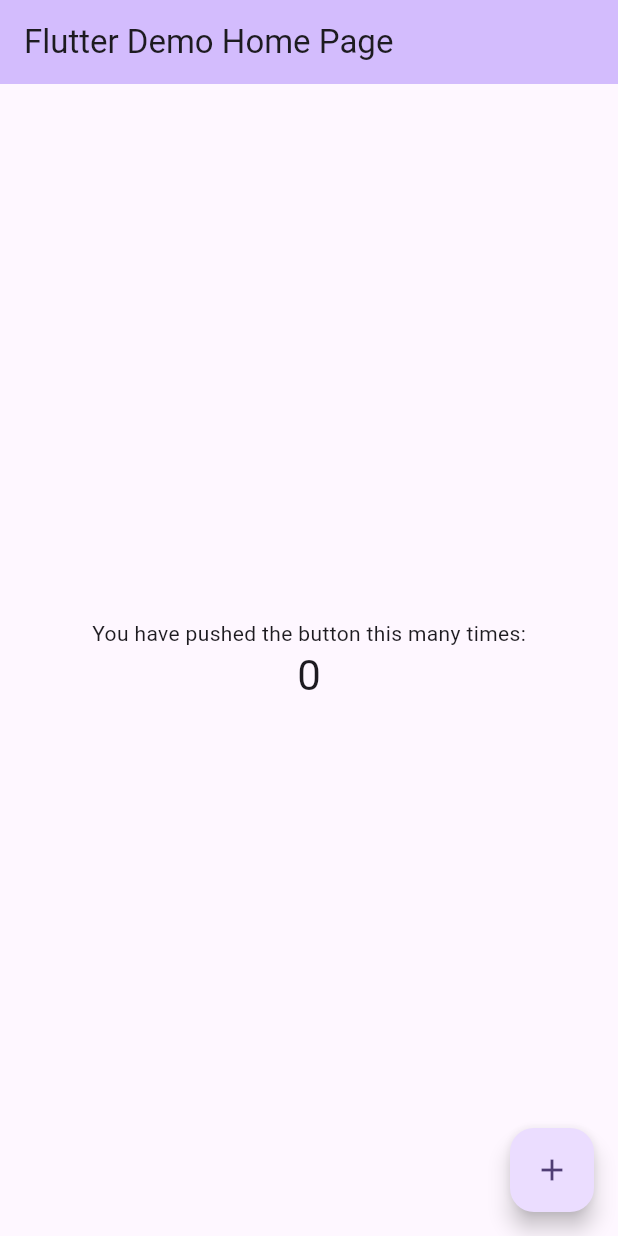
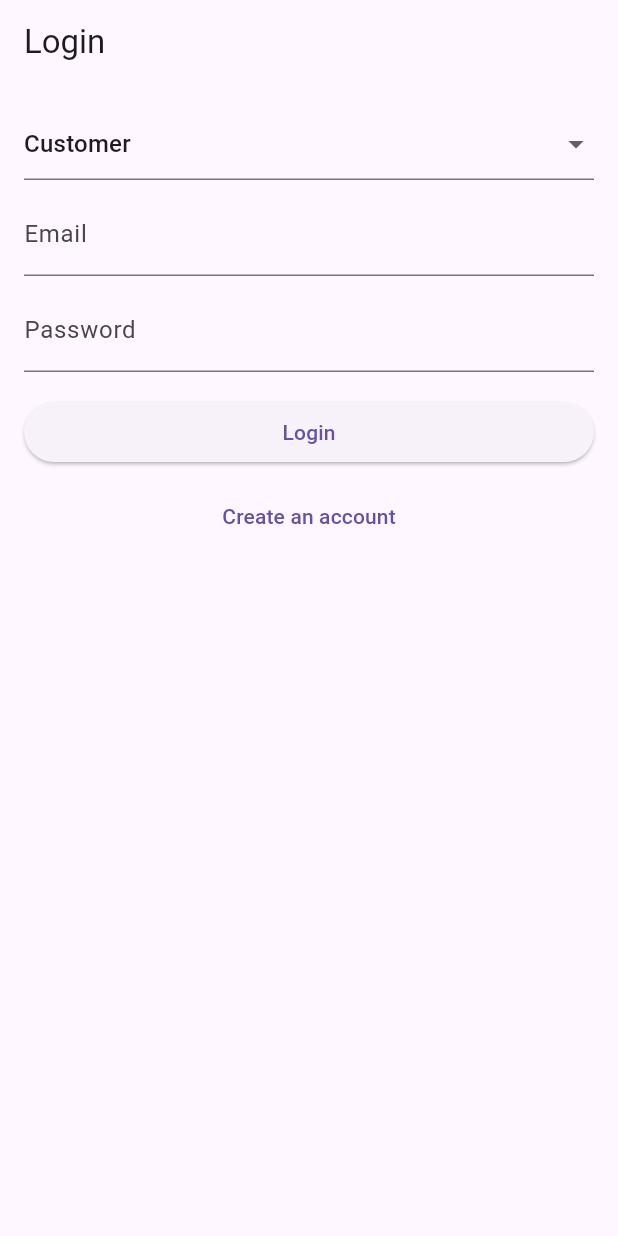
Before and after one commit to Vishnu-Deepan/repair-service, a Flutter app: the screen it shows after launch, on a phone screen of 412 x 824 dp. Run offline on Flutter 3.47's test engine with Material 3 defaults, Android fonts, the light colour scheme and no system bars; our stand-ins replace cloud_firestore, firebase_auth, firebase_core; accounts and stored records are empty; generated files the repository leaves out were written again.

Commit message:
login , home

```diff
--- a/lib/main.dart
+++ b/lib/main.dart
@@ -1,125 +1,22 @@
+import 'package:firebase_core/firebase_core.dart';
 import 'package:flutter/material.dart';
+import 'package:repair_service/firebase_options.dart';
+import 'package:repair_service/screens/login_signup_screen.dart';
 
-void main() {
-  runApp(const MyApp());
+void main() async {
+  WidgetsFlutterBinding.ensureInitialized();
+  await Firebase.initializeApp(options: DefaultFirebaseOptions.currentPlatform);
+  runApp(MyApp());
 }
 
 class MyApp extends StatelessWidget {
   const MyApp({super.key});
 
-  // This widget is the root of your application.
   @override
   Widget build(BuildContext context) {
     return MaterialApp(
-      title: 'Flutter Demo',
-      theme: ThemeData(
-        // This is the theme of your application.
-        //
-        // TRY THIS: Try running your application with "flutter run". You'll see
-        // the application has a purple toolbar. Then, without quitting the app,
-        // try changing the seedColor in the colorScheme below to Colors.green
-        // and then invoke "hot reload" (save your changes or press the "hot
-        // reload" button in a Flutter-supported IDE, or press "r" if you used
-        // the command line to start the app).
-        //
-        // Notice that the counter didn't reset back to zero; the application
-        // state is not lost during the reload. To reset the state, use hot
-        // restart instead.
-        //
-        // This works for code too, not just values: Most code changes can be
-        // tested with just a hot reload.
-        colorScheme: ColorScheme.fromSeed(seedColor: Colors.deepPurple),
-        useMaterial3: true,
-      ),
-      home: const MyHomePage(title: 'Flutter Demo Home Page'),
+      debugShowCheckedModeBanner: false,
+      home: LoginSignupPage(),
     );
   }
 }
-
-class MyHomePage extends StatefulWidget {
-  const MyHomePage({super.key, required this.title});
-
-  // This widget is the home page of your application. It is stateful, meaning
-  // that it has a State object (defined below) that contains fields that affect
-  // how it looks.
-
-  // This class is the configuration for the state. It holds the values (in this
-  // case the title) provided by the parent (in this case the App widget) and
-  // used by the build method of the State. Fields in a Widget subclass are
-  // always marked "final".
-
-  final String title;
-
-  @override
-  State<MyHomePage> createState() => _MyHomePageState();
-}
-
-class _MyHomePageState extends State<MyHomePage> {
-  int _counter = 0;
-
-  void _incrementCounter() {
-    setState(() {
-      // This call to setState tells the Flutter framework that something has
-      // changed in this State, which causes it to rerun the build method below
-      // so that the display can reflect the updated values. If we changed
-      // _counter without calling setState(), then the build method would not be
-      // called again, and so nothing would appear to happen.
-      _counter++;
-    });
-  }
-
-  @override
-  Widget build(BuildContext context) {
-    // This method is rerun every time setState is called, for instance as done
-    // by the _incrementCounter method above.
-    //
-    // The Flutter framework has been optimized to make rerunning build methods
-    // fast, so that you can just rebuild anything that needs updating rather
-    // than having to individually change instances of widgets.
-    return Scaffold(
-      appBar: AppBar(
-        // TRY THIS: Try changing the color here to a specific color (to
-        // Colors.amber, perhaps?) and trigger a hot reload to see the AppBar
-        // change color while the other colors stay the same.
-        backgroundColor: Theme.of(context).colorScheme.inversePrimary,
-        // Here we take the value from the MyHomePage object that was created by
-        // the App.build method, and use it to set our appbar title.
-        title: Text(widget.title),
-      ),
-      body: Center(
-        // Center is a layout widget. It takes a single child and positions it
-        // in the middle of the parent.
-        child: Column(
-          // Column is also a layout widget. It takes a list of children and
-          // arranges them vertically. By default, it sizes itself to fit its
-          // children horizontally, and tries to be as tall as its parent.
-          //
-          // Column has various properties to control how it sizes itself and
-          // how it positions its children. Here we use mainAxisAlignment to
-          // center the children vertically; the main axis here is the vertical
-          // axis because Columns are vertical (the cross axis would be
-          // horizontal).
-          //
-          // TRY THIS: Invoke "debug painting" (choose the "Toggle Debug Paint"
-          // action in the IDE, or press "p" in the console), to see the
-          // wireframe for each widget.
-          mainAxisAlignment: MainAxisAlignment.center,
-          children: <Widget>[
-            const Text(
-              'You have pushed the button this many times:',
-            ),
-            Text(
-              '$_counter',
-              style: Theme.of(context).textTheme.headlineMedium,
-            ),
-          ],
-        ),
-      ),
-      floatingActionButton: FloatingActionButton(
-        onPressed: _incrementCounter,
-        tooltip: 'Increment',
-        child: const Icon(Icons.add),
-      ), // This trailing comma makes auto-formatting nicer for build methods.
-    );
-  }
-}
--- /dev/null
+++ b/lib/screens/login_signup_screen.dart
@@ -0,0 +1,154 @@
+import 'package:flutter/material.dart';
+import 'package:firebase_auth/firebase_auth.dart';
+
+import 'customer/customer_home.dart';
+import 'mechanic/mechanic_home.dart';
+import 'owner/owner_home.dart';
+
+enum UserRole { Customer, Owner, Mechanic }
+
+class LoginSignupPage extends StatefulWidget {
+  @override
+  _LoginSignupPageState createState() => _LoginSignupPageState();
+}
+
+class _LoginSignupPageState extends State<LoginSignupPage> {
+  final FirebaseAuth _auth = FirebaseAuth.instance;
+  final TextEditingController _emailController = TextEditingController();
+  final TextEditingController _passwordController = TextEditingController();
+  UserRole _selectedRole = UserRole.Customer; // Default role is Customer
+
+  bool _isLoginForm = true;
+  bool _isLoading = false;
+
+  @override
+  Widget build(BuildContext context) {
+    return Scaffold(
+      appBar: AppBar(
+        title: Text(_isLoginForm ? 'Login' : 'Sign Up'),
+      ),
+      body: SingleChildScrollView(
+        padding: EdgeInsets.all(16.0),
+        child: Column(
+          crossAxisAlignment: CrossAxisAlignment.stretch,
+          children: <Widget>[
+            DropdownButtonFormField<UserRole>(
+              value: _selectedRole,
+              items: [
+                DropdownMenuItem(
+                  value: UserRole.Customer,
+                  child: Text('Customer'),
+                ),
+                DropdownMenuItem(
+                  value: UserRole.Owner,
+                  child: Text('Owner'),
+                ),
+                DropdownMenuItem(
+                  value: UserRole.Mechanic,
+                  child: Text('Mechanic'),
+                ),
+              ],
+              onChanged: (UserRole? value) {
+                setState(() {
+                  _selectedRole = value!;
+                });
+              },
+            ),
+            SizedBox(height: 8.0),
+            TextFormField(
+              controller: _emailController,
+              keyboardType: TextInputType.emailAddress,
+              decoration: InputDecoration(labelText: 'Email'),
+            ),
+            SizedBox(height: 8.0),
+            TextFormField(
+              controller: _passwordController,
+              obscureText: true,
+              decoration: InputDecoration(labelText: 'Password'),
+            ),
+            SizedBox(height: 16.0),
+            _isLoading
+                ? CircularProgressIndicator()
+                : ElevatedButton(
+              onPressed: _isLoading ? null : _submitForm,
+              child: Text(_isLoginForm ? 'Login' : 'Sign Up'),
+            ),
+            SizedBox(height: 8.0),
+            TextButton(
+              onPressed: () {
+                setState(() {
+                  _isLoginForm = !_isLoginForm;
+                });
+              },
+              child: Text(_isLoginForm
+                  ? 'Create an account'
+                  : 'Have an account? Sign in'),
+            ),
+          ],
+        ),
+      ),
+    );
+  }
+
+  Future<void> _submitForm() async {
+    setState(() {
+      _isLoading = true;
+    });
+    try {
+      if (_isLoginForm) {
+        // Login with email/password
+        await _auth.signInWithEmailAndPassword(
+          email: _emailController.text,
+          password: _passwordController.text,
+        );
+      } else {
+        // Create new user with email/password
+        await _auth.createUserWithEmailAndPassword(
+          email: _emailController.text,
+          password: _passwordController.text,
+        );
+      }
+      // Navigate to the respective home page based on selected role
+      switch (_selectedRole) {
+        case UserRole.Customer:
+          Navigator.pushReplacement(
+            context,
+            MaterialPageRoute(builder: (context) => CustomerHomePage()),
+          );
+          break;
+        case UserRole.Owner:
+          Navigator.pushReplacement(
+            context,
+            MaterialPageRoute(builder: (context) => OwnerHomePage()),
+          );
+          break;
+        case UserRole.Mechanic:
+          Navigator.pushReplacement(
+            context,
+            MaterialPageRoute(builder: (context) => MechanicHomePage()),
+          );
+          break;
+      }
+    } catch (e) {
+      print('Error: $e');
+      // Show error message to the user
+      ScaffoldMessenger.of(context).showSnackBar(
+        SnackBar(
+          content: Text('Error: $e'),
+          duration: Duration(seconds: 5),
+        ),
+      );
+    } finally {
+      setState(() {
+        _isLoading = false;
+      });
+    }
+  }
+
+  @override
+  void dispose() {
+    _emailController.dispose();
+    _passwordController.dispose();
+    super.dispose();
+  }
+}
--- a/pubspec.yaml
+++ b/pubspec.yaml
@@ -28,6 +28,9 @@ environment:
 # the latest version available on pub.dev. To see which dependencies have newer
 # versions available, run `flutter pub outdated`.
 dependencies:
+  firebase_core: ^2.30.1
+  firebase_auth: ^4.19.4
+  cloud_firestore: ^4.17.2
   flutter:
     sdk: flutter
 
```
Also changed, not shown: lib/screens/customer/customer_home.dart (added, +91 -0 lines), lib/screens/customer/submit_new_request.dart (added, +94 -0 lines), lib/screens/mechanic/mechanic_home.dart (added, +15 -0 lines), lib/screens/owner/owner_home.dart (added, +15 -0 lines), 2 other files.
